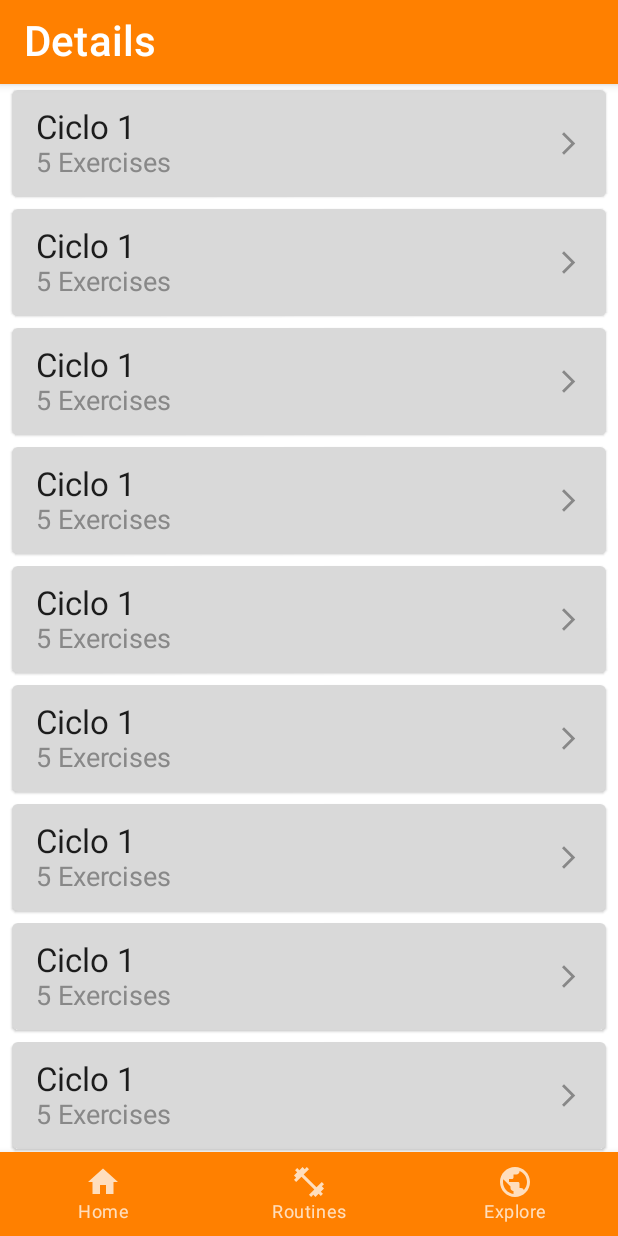
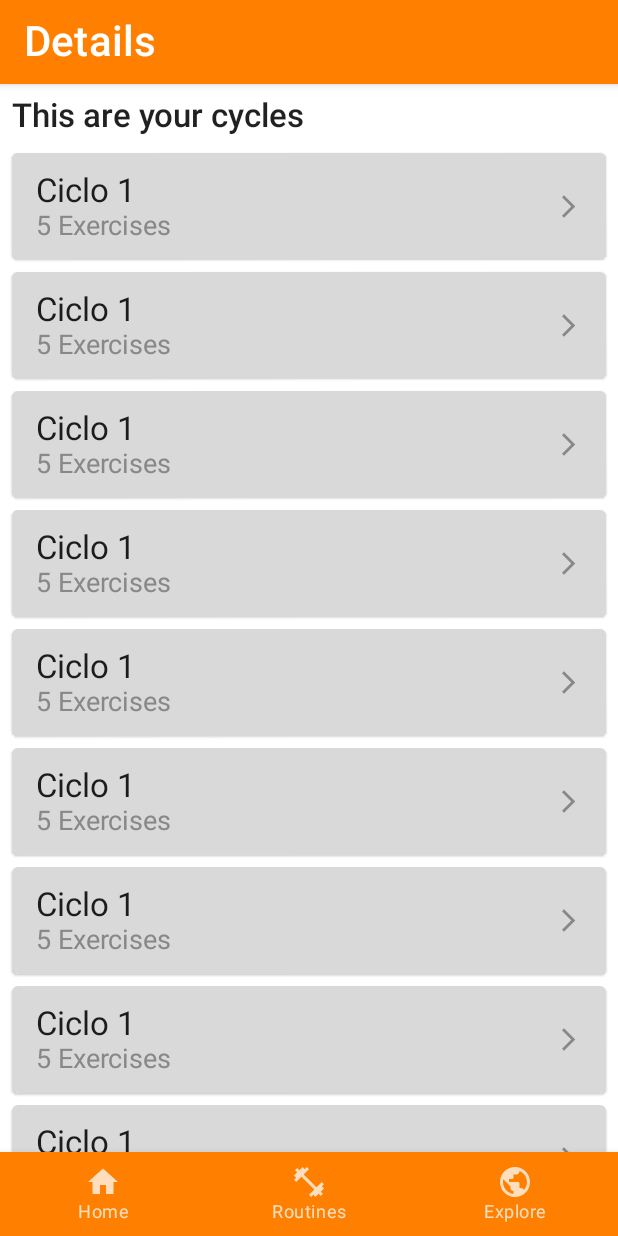
Before and after one commit to matidellatorre/MotionFitness-android, an Android app built with Jetpack Compose: the screen it shows after launch (MainActivity), on a phone screen of 412 x 824 dp. Run offline under Robolectric (Android 15) with nearby library versions, the phone set to English and light mode, and no system bars; our stand-ins replace constraintlayout-compose.

Commit message:
Update Details.kt

```diff
--- a/app/src/main/java/com/example/tp3_hci/Screens/Details.kt
+++ b/app/src/main/java/com/example/tp3_hci/Screens/Details.kt
@@ -1,16 +1,16 @@
 package com.example.tp3_hci.Screens
 
-import androidx.compose.foundation.layout.Arrangement
-import androidx.compose.foundation.layout.Spacer
-import androidx.compose.foundation.layout.fillMaxWidth
-import androidx.compose.foundation.layout.padding
+import androidx.compose.foundation.layout.*
 import androidx.compose.foundation.lazy.LazyColumn
 import androidx.compose.material.Divider
 import androidx.compose.material.Scaffold
+import androidx.compose.material.Text
 import androidx.compose.runtime.Composable
 import androidx.compose.ui.Modifier
 import androidx.compose.ui.res.stringResource
+import androidx.compose.ui.text.font.FontWeight
 import androidx.compose.ui.unit.dp
+import androidx.compose.ui.unit.sp
 import com.example.tp3_hci.R
 import com.example.tp3_hci.components.CicleEntry
 import com.example.tp3_hci.components.MainAppBar
@@ -22,6 +22,13 @@ fun DetailsScreen(id: Int) {
             MainAppBar(title = stringResource(id = R.string.details_top_text), hasAvatar = false, hasSearch = false)
         }
     ) {
+        Column() {
+            Text(
+                text = "This are your cycles",
+                fontSize = 22.sp,
+                fontWeight = FontWeight(500),
+                modifier = Modifier.padding(8.dp),
+            )
             LazyColumn (
                 verticalArrangement = Arrangement.SpaceEvenly,
                 modifier = Modifier
@@ -33,4 +40,6 @@ fun DetailsScreen(id: Int) {
                 }
             }
         }
+
     }
+}
```
Lines whose indentation alone changed are shown as unchanged.
